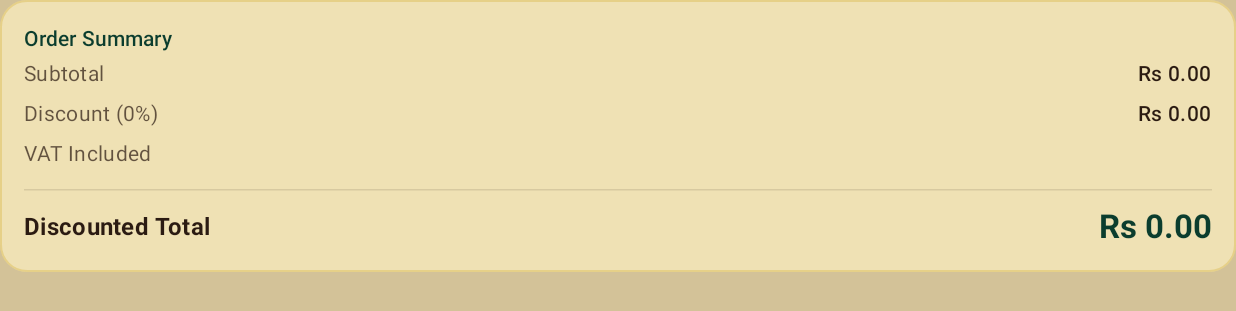
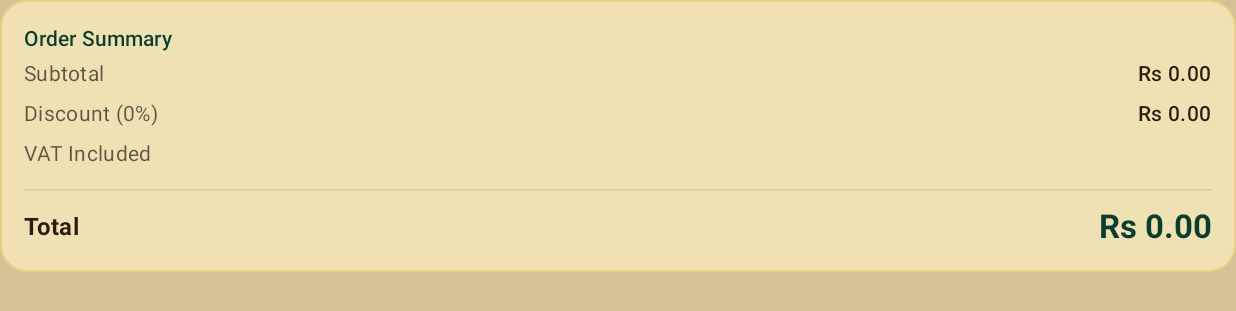
Before and after one commit to fxrhxxn/RoyalCoffeePOS, an Android app built with Jetpack Compose: the composable OrderSummaryCard called with empty values, on a phone screen of 824 x 412 dp (held sideways). Shown: the top 311 px of the screen. Run offline under Robolectric (Android 15) with nearby library versions, the phone set to English and light mode, and no system bars.

Commit message:
Basic code formatting improvements - Comments and code structure

```diff
--- a/app/src/main/AndroidManifest.xml
+++ b/app/src/main/AndroidManifest.xml
@@ -58,7 +58,6 @@
             android:windowSoftInputMode="adjustResize">
             <intent-filter>
                 <action android:name="android.intent.action.MAIN" />
-
                 <category android:name="android.intent.category.LAUNCHER" />
             </intent-filter>
         </activity>
--- a/app/src/main/java/com/royalcoffee/pos/data/local/entity/ProductEntity.kt
+++ b/app/src/main/java/com/royalcoffee/pos/data/local/entity/ProductEntity.kt
@@ -37,9 +37,6 @@ data class ProductEntity(
 
     /**
      * Product category.
-     *
-     * For now this is stored as text.
-     * Later, we can create a separate categories table if needed.
      */
     @ColumnInfo(name = "category")
     val category: String,
--- a/app/src/main/java/com/royalcoffee/pos/data/local/repository/ProductRepository.kt
+++ b/app/src/main/java/com/royalcoffee/pos/data/local/repository/ProductRepository.kt
@@ -18,6 +18,7 @@ import com.royalcoffee.pos.notifications.NamedBatch
  * The UI should not directly depend on SQL queries.
  * Instead, the UI or ViewModel will later talk to this repository.
  */
+
 class ProductRepository(
     private val database: RoyalCoffeeDatabase,
     private val productDao: ProductDao,
--- a/app/src/main/java/com/royalcoffee/pos/ui/login/LoginScreen.kt
+++ b/app/src/main/java/com/royalcoffee/pos/ui/login/LoginScreen.kt
@@ -62,23 +62,18 @@ fun LoginScreen(
     onLoginSuccess: (AuthenticatedUser) -> Unit
 ) {
     val uiState by viewModel.uiState.collectAsState()
-
     var username by remember {
         mutableStateOf("")
     }
-
     var pin by remember {
         mutableStateOf("")
     }
-
     var errorMessage by remember {
         mutableStateOf<String?>(null)
     }
-
     LaunchedEffect(Unit) {
         viewModel.resetState()
     }
-
     LaunchedEffect(uiState) {
         when (uiState) {
             is LoginUiState.Success -> onLoginSuccess((uiState as LoginUiState.Success).user)
--- a/app/src/main/java/com/royalcoffee/pos/ui/sales/SalesScreen.kt
+++ b/app/src/main/java/com/royalcoffee/pos/ui/sales/SalesScreen.kt
@@ -826,7 +826,7 @@ private fun OrderSummaryCard(subtotal: Long, discount: Long, discountPercent: In
             SummaryRow("VAT Included", "")
             HorizontalDivider(Modifier.padding(vertical = 10.dp), color = MaterialTheme.colorScheme.onSurface.copy(0.12f))
             Row(Modifier.fillMaxWidth(), Arrangement.SpaceBetween, Alignment.CenterVertically) {
-                Text("Discounted Total", style = MaterialTheme.typography.titleMedium, fontWeight = FontWeight.Bold)
+                Text("Total", style = MaterialTheme.typography.titleMedium, fontWeight = FontWeight.Bold)
                 Text("Rs ${Money.format(total)}", style = MaterialTheme.typography.titleLarge, color = MaterialTheme.colorScheme.primary, fontWeight = FontWeight.Bold)
             }
         }
```
Also changed, not shown: app/build.gradle.kts (+3 -11 lines), app/src/main/java/com/royalcoffee/pos/data/local/database/RoyalCoffeeDatabaseProvider.kt (+8 -23 lines), app/src/main/java/com/royalcoffee/pos/ui/RoyalCoffeeApp.kt (+19 -99 lines), app/src/main/java/com/royalcoffee/pos/ui/inventory/InventoryViewModel.kt (+0 -19 lines), app/src/main/java/com/royalcoffee/pos/ui/receipt/ReceiptHistoryViewModel.kt (+4 -12 lines), app/src/main/java/com/royalcoffee/pos/ui/sales/SalesViewModel.kt (+14 -45 lines), gradle/wrapper/gradle-wrapper.properties.
